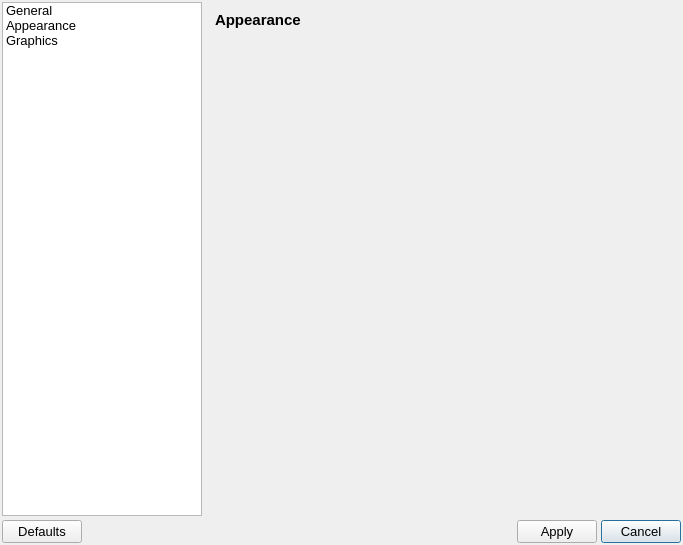
First picture: the form in src/UserInterface/Forms/PreferencesDialog.ui, repository PawelekPro/MeshGeneratingTool, before the edit.
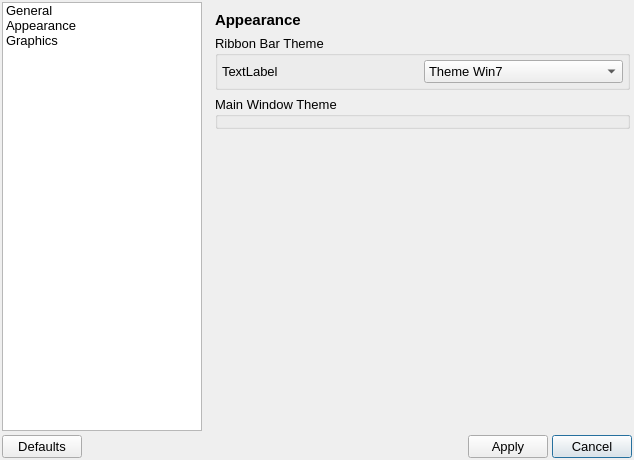
Second picture: the form after the edit. The open tabs and pages were chosen to show the change. Icons and pictures are not drawn. Custom widgets are drawn as their Qt base class.

Diff of the .ui file:
```diff
--- a/src/UserInterface/Forms/PreferencesDialog.ui
+++ b/src/UserInterface/Forms/PreferencesDialog.ui
@@ -6,8 +6,8 @@
    <rect>
     <x>0</x>
     <y>0</y>
-    <width>683</width>
-    <height>545</height>
+    <width>634</width>
+    <height>460</height>
    </rect>
   </property>
   <property name="font">
@@ -131,7 +131,7 @@
         </spacer>
        </item>
        <item row="0" column="0">
-        <widget class="QLabel" name="label">
+        <widget class="QLabel" name="generalLabel">
          <property name="font">
           <font>
            <pointsize>11</pointsize>
@@ -153,6 +153,71 @@
        <property name="bottomMargin">
         <number>2</number>
        </property>
+       <item row="1" column="0">
+        <widget class="QGroupBox" name="groupBox">
+         <property name="title">
+          <string>Ribbon Bar Theme</string>
+         </property>
+         <layout class="QGridLayout" name="gridLayout_7">
+          <property name="leftMargin">
+           <number>4</number>
+          </property>
+          <property name="topMargin">
+           <number>4</number>
+          </property>
+          <property name="rightMargin">
+           <number>4</number>
+          </property>
+          <property name="bottomMargin">
+           <number>4</number>
+          </property>
+          <property name="spacing">
+           <number>2</number>
+          </property>
+          <item row="0" column="1">
+           <widget class="QComboBox" name="comboBox">
+            <item>
+             <property name="text">
+              <string>Theme Win7</string>
+             </property>
+            </item>
+            <item>
+             <property name="text">
+              <string>Theme Office2013</string>
+             </property>
+            </item>
+            <item>
+             <property name="text">
+              <string>Theme Office 2016</string>
+             </property>
+            </item>
+            <item>
+             <property name="text">
+              <string>Theme Office 2021</string>
+             </property>
+            </item>
+            <item>
+             <property name="text">
+              <string>Theme Dark</string>
+             </property>
+            </item>
+            <item>
+             <property name="text">
+              <string>Theme Dark Black</string>
+             </property>
+            </item>
+           </widget>
+          </item>
+          <item row="0" column="0">
+           <widget class="QLabel" name="label">
+            <property name="text">
+             <string>TextLabel</string>
+            </property>
+           </widget>
+          </item>
+         </layout>
+        </widget>
+       </item>
        <item row="0" column="0">
         <widget class="QLabel" name="label_3">
          <property name="font">
@@ -166,7 +231,7 @@
          </property>
         </widget>
        </item>
-       <item row="1" column="0">
+       <item row="3" column="0">
         <spacer name="verticalSpacer_3">
          <property name="orientation">
           <enum>Qt::Vertical</enum>
@@ -179,6 +244,13 @@
          </property>
         </spacer>
        </item>
+       <item row="2" column="0">
+        <widget class="QGroupBox" name="groupBox_2">
+         <property name="title">
+          <string>Main Window Theme</string>
+         </property>
+        </widget>
+       </item>
       </layout>
      </widget>
      <widget class="QWidget" name="customPalettePage">
```
Left out of the diff: 50 changed lines with no effect on the pictures.
